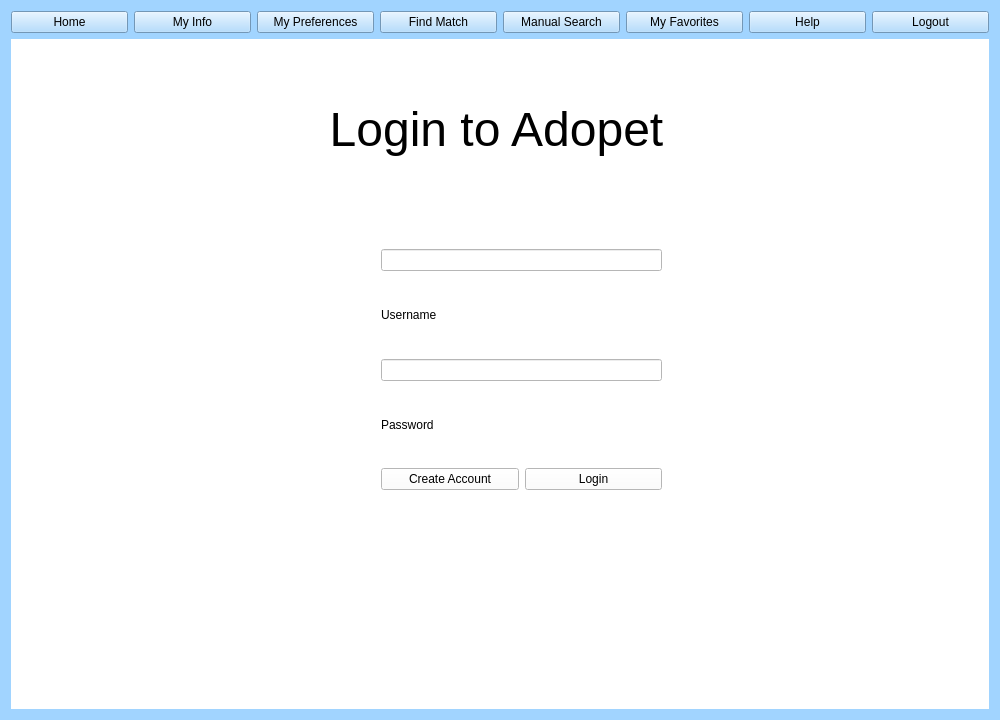
Above: team1_1/GUI/gui.ui from lee-anh/Adopet before the change. Below: the same form after it.
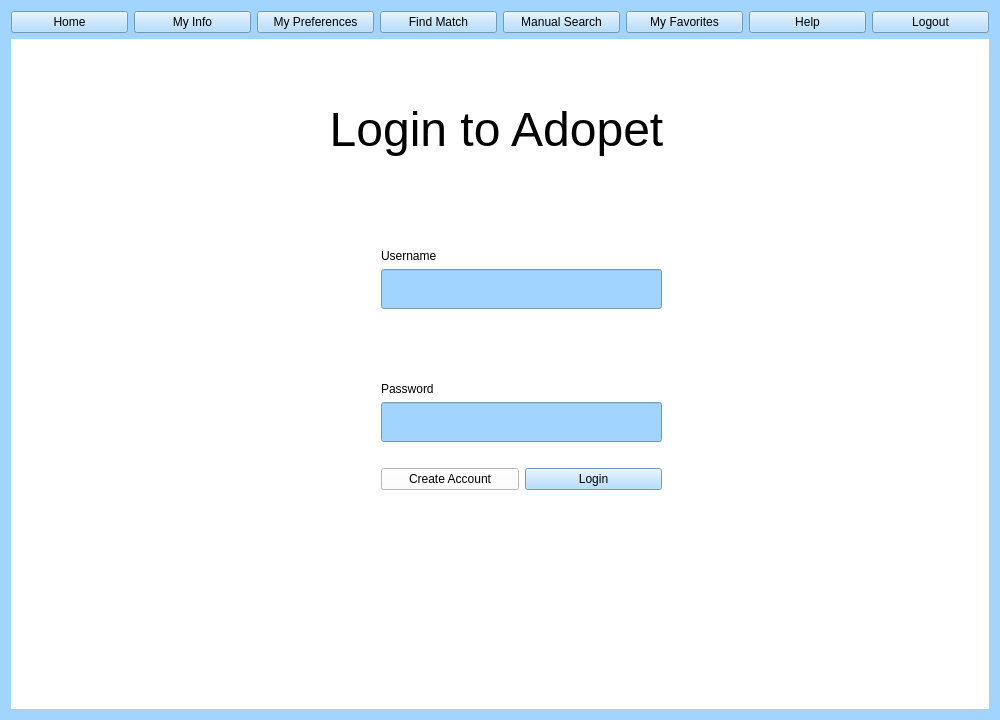
That is the form after the change. The open tabs and pages were chosen to show the change.

Diff of the .ui file:
```diff
--- a/team1_1/GUI/gui.ui
+++ b/team1_1/GUI/gui.ui
@@ -33,7 +33,7 @@
       </widget>
      </item>
      <item>
-      <widget class="QPushButton" name="pushButton_3">
+      <widget class="QPushButton" name="navMyInfoButton">
        <property name="text">
         <string>My Info</string>
        </property>
@@ -68,7 +68,7 @@
       </widget>
      </item>
      <item>
-      <widget class="QPushButton" name="pushButton_4">
+      <widget class="QPushButton" name="navHelpButton">
        <property name="text">
         <string>Help</string>
        </property>
@@ -102,7 +102,7 @@
 </string>
      </property>
      <property name="currentIndex">
-      <number>0</number>
+      <number>2</number>
      </property>
      <widget class="QWidget" name="Login0">
       <widget class="QLabel" name="label">
@@ -126,7 +126,7 @@
         <set>Qt::AlignCenter</set>
        </property>
       </widget>
-      <widget class="QWidget" name="">
+      <widget class="QWidget" name="layoutWidget">
        <property name="geometry">
         <rect>
          <x>370</x>
@@ -138,9 +138,6 @@
        <layout class="QVBoxLayout" name="verticalLayout_11">
         <item>
          <layout class="QVBoxLayout" name="verticalLayout_10">
-          <item>
-           <widget class="QLineEdit" name="lineEdit"/>
-          </item>
           <item>
            <widget class="QLabel" name="label_6">
             <property name="text">
@@ -148,33 +145,85 @@
             </property>
            </widget>
           </item>
+          <item>
+           <widget class="QLineEdit" name="username">
+            <property name="minimumSize">
+             <size>
+              <width>200</width>
+              <height>40</height>
+             </size>
+            </property>
+            <property name="styleSheet">
+             <string notr="true">background-color: rgb(161, 212, 255)</string>
+            </property>
+           </widget>
+          </item>
          </layout>
         </item>
+        <item>
+         <spacer name="verticalSpacer">
+          <property name="orientation">
+           <enum>Qt::Vertical</enum>
+          </property>
+          <property name="sizeHint" stdset="0">
+           <size>
+            <width>20</width>
+            <height>40</height>
+           </size>
+          </property>
+         </spacer>
+        </item>
+        <item>
+         <widget class="QLabel" name="label_7">
+          <property name="text">
+           <string>Password</string>
+          </property>
+         </widget>
+        </item>
         <item>
          <layout class="QVBoxLayout" name="verticalLayout_9">
           <item>
-           <widget class="QLineEdit" name="lineEdit_2"/>
-          </item>
-          <item>
-           <widget class="QLabel" name="label_7">
-            <property name="text">
-             <string>Password</string>
+           <widget class="QLineEdit" name="password">
+            <property name="minimumSize">
+             <size>
+              <width>200</width>
+              <height>40</height>
+             </size>
+            </property>
+            <property name="styleSheet">
+             <string notr="true">background-color: rgb(161, 212, 255)</string>
             </property>
            </widget>
           </item>
          </layout>
         </item>
+        <item>
+         <widget class="QLabel" name="errorLine">
+          <property name="styleSheet">
+           <string notr="true">color:red;</string>
+          </property>
+          <property name="text">
+           <string/>
+          </property>
+          <property name="wordWrap">
+           <bool>true</bool>
+          </property>
+         </widget>
+        </item>
         <item>
          <layout class="QHBoxLayout" name="horizontalLayout_2">
           <item>
-           <widget class="QPushButton" name="pushButton_2">
+           <widget class="QPushButton" name="createAccountButton">
             <property name="text">
              <string>Create Account</string>
             </property>
            </widget>
           </item>
           <item>
-           <widget class="QPushButton" name="pushButton">
+           <widget class="QPushButton" name="loginButton">
+            <property name="styleSheet">
+             <string notr="true">background-color: rgb(161, 212, 255)</string>
+            </property>
             <property name="text">
              <string>Login</string>
             </property>
@@ -516,7 +565,7 @@
              <item>
               <widget class="QLabel" name="label_4">
                <property name="text">
-                <string>Use our advanced matchmaking algoritm to find the pet that's perfect for you</string>
+                <string>Use our advanced matchmaking algorithm to find the pet that's perfect for you</string>
                </property>
                <property name="alignment">
                 <set>Qt::AlignHCenter|Qt::AlignTop</set>
```
